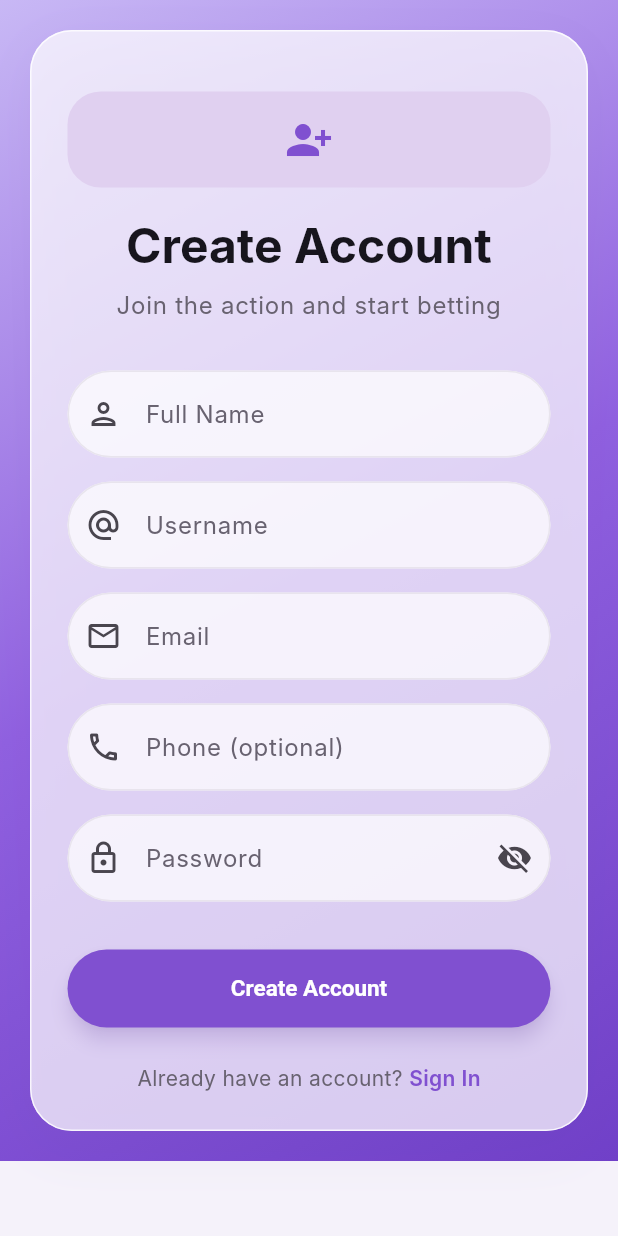
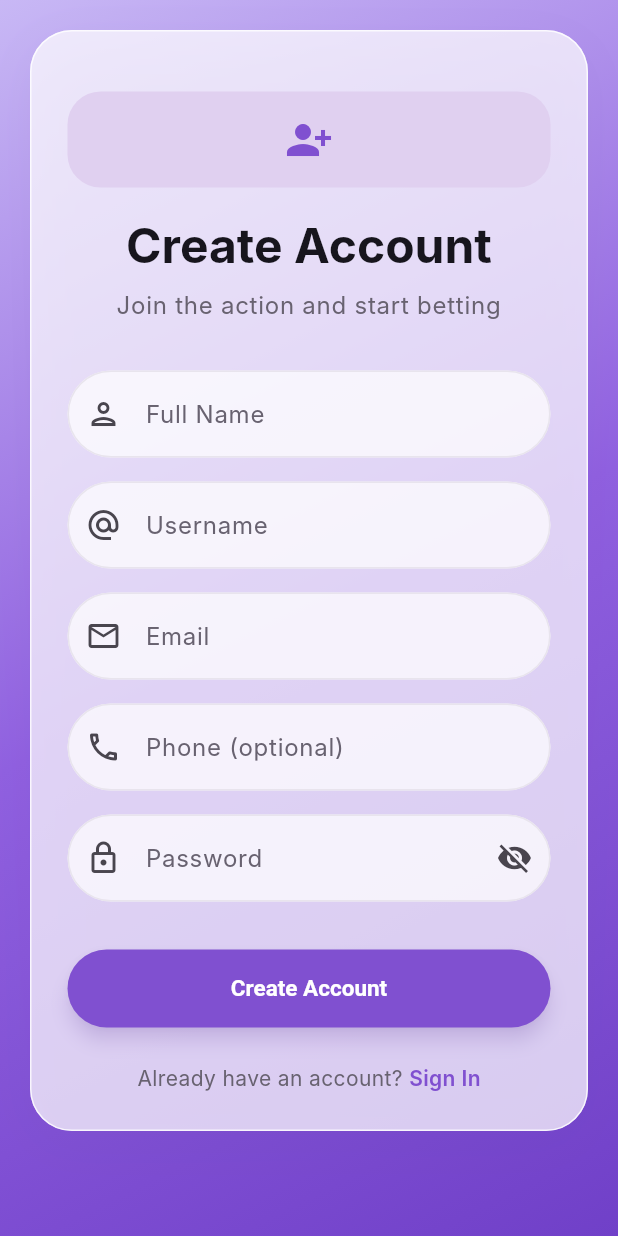
Before and after one commit to Nyi-Nyi-Zin/football-project, a Flutter app: the screen it shows after launch, after a tap on "Sign In", after a tap on "Sign Up", on a phone screen of 412 x 824 dp. Run offline on Flutter 3.47's test engine with Material 3 defaults, Android fonts, the phone set to English and light mode, and no system bars; our stand-ins replace dartz, dio, equatable, fl_chart, flutter_riverpod, flutter_secure_storage and 1 more; Roboto replaces fonts that are missing (Inter).

Commit message:
fix: polish mobile auth layout and success redirect

```diff
--- a/frontend/lib/features/auth/presentation/screens/login_screen.dart
+++ b/frontend/lib/features/auth/presentation/screens/login_screen.dart
@@ -42,25 +42,20 @@ class _LoginScreenState extends ConsumerState<LoginScreen> {
         );
     if (user == null || !mounted) return;
 
-    setState(
-        () => _statusMessage = 'Login successful. Preparing your account...');
-    await showDialog<void>(
-      context: context,
-      barrierDismissible: false,
-      builder: (dialogContext) => AlertDialog(
-        title: const Text('Login successful'),
-        content: Text('Welcome back, ${user.fullName}. You are now signed in.'),
-        actions: [
-          FilledButton(
-            onPressed: () => Navigator.of(dialogContext).pop(),
-            child: const Text('Continue'),
-          ),
-        ],
+    if (!mounted) return;
+    setState(() {
+      _isSubmitting = false;
+      _statusMessage = 'Login successful. Redirecting...';
+    });
+    ref.read(authNotifierProvider.notifier).setAuthenticated(user);
+    ScaffoldMessenger.of(context).showSnackBar(
+      SnackBar(
+        content: Text('Welcome back, ${user.fullName}!'),
+        backgroundColor: AppTheme.successColor,
+        behavior: SnackBarBehavior.floating,
+        duration: const Duration(seconds: 2),
       ),
     );
-    if (!mounted) return;
-    ref.read(authNotifierProvider.notifier).setAuthenticated(user);
-    setState(() => _statusMessage = 'Redirecting to your account...');
     // Explicit navigation avoids relying only on the router-provider rebuild
     // after the deferred authentication state is committed.
     await Future<void>.delayed(Duration.zero);
@@ -92,7 +87,9 @@ class _LoginScreenState extends ConsumerState<LoginScreen> {
     });
 
     return Scaffold(
-      body: Container(
+      backgroundColor: AppTheme.pageBackground,
+      body: SizedBox.expand(
+        child: Container(
           decoration: const BoxDecoration(gradient: AppTheme.primaryGradient),
           child: SafeArea(
             child: SingleChildScrollView(
@@ -224,8 +221,8 @@ class _LoginScreenState extends ConsumerState<LoginScreen> {
                           _statusMessage!,
                           textAlign: TextAlign.center,
                           style: TextStyle(
-                          color:
-                              _statusMessage!.startsWith('Login successful') ||
+                            color: _statusMessage!
+                                        .startsWith('Login successful') ||
                                     _statusMessage!.startsWith('Redirecting')
                                 ? AppTheme.successColor
                                 : AppTheme.textSecondary,
@@ -241,7 +238,8 @@ class _LoginScreenState extends ConsumerState<LoginScreen> {
                         children: [
                           Text(
                             context.l10n.tr('dontHaveAccount'),
-                          style: const TextStyle(color: AppTheme.textSecondary),
+                            style:
+                                const TextStyle(color: AppTheme.textSecondary),
                           ),
                           GestureDetector(
                             onTap: () => context.go('/register'),
@@ -262,6 +260,7 @@ class _LoginScreenState extends ConsumerState<LoginScreen> {
             ),
           ),
         ),
+      ),
     );
   }
 }
--- a/frontend/lib/features/auth/presentation/screens/register_screen.dart
+++ b/frontend/lib/features/auth/presentation/screens/register_screen.dart
@@ -102,7 +102,9 @@ class _RegisterScreenState extends ConsumerState<RegisterScreen> {
     });
 
     return Scaffold(
-      body: Container(
+      backgroundColor: AppTheme.pageBackground,
+      body: SizedBox.expand(
+        child: Container(
           decoration: const BoxDecoration(gradient: AppTheme.primaryGradient),
           child: SafeArea(
             child: SingleChildScrollView(
@@ -272,7 +274,8 @@ class _RegisterScreenState extends ConsumerState<RegisterScreen> {
                         children: [
                           Text(
                             context.l10n.tr('alreadyHaveAccount'),
-                          style: const TextStyle(color: AppTheme.textSecondary),
+                            style:
+                                const TextStyle(color: AppTheme.textSecondary),
                           ),
                           GestureDetector(
                             onTap: () => context.go('/login'),
@@ -293,6 +296,7 @@ class _RegisterScreenState extends ConsumerState<RegisterScreen> {
             ),
           ),
         ),
+      ),
     );
   }
 }
```
Lines whose indentation alone changed are shown as unchanged.
